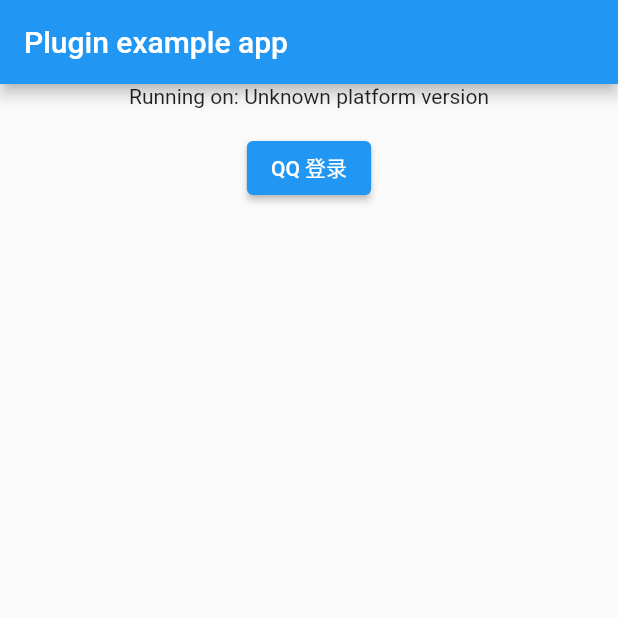
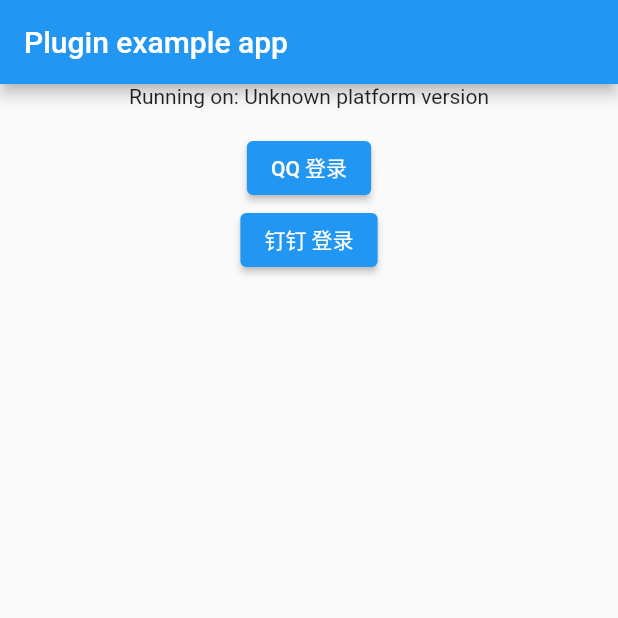
Before and after one commit to aichiko0225/flutter_umeng_ushare, a Flutter app: the screen it shows after launch, after a tap on "QQ 登录", on a phone screen of 412 x 824 dp, the top half of it. Run offline on Flutter 3.47's test engine with Material 2 defaults, Android fonts, the phone set to English and light mode, and no system bars.

Commit message:
iOS QQ登录

```diff
--- a/example/lib/main.dart
+++ b/example/lib/main.dart
@@ -38,8 +38,8 @@ class _MyAppState extends State<MyApp> {
       platformVersion = 'Failed to get platform version.';
     }
 
-    UMengShare.initUMConfigure(const UMApiKey(iosKey: '61b83443e014255fcbb29434', androidKey: '61b83403e014255fcbb29404'), 'com.example.flutterUmengUshareExample');
-    UMengShare.setPlatform(UMPlatform.QQ, appId: '1112081613', appSecret: '4nbEGzAjsz0b9ioL', universalLink:'https://cc.umeng.com');
+    UMengShare.initUMConfigure(const UMApiKey(iosKey: '61b83443e014255fcbb29434', androidKey: '61b83403e014255fcbb29404'), 'com.example.umengUshareExample');
+    UMengShare.setPlatform(UMPlatform.QQ, appId: '1112081613', appSecret: '4nbEGzAjsz0b9ioL', universalLink:'https://bhb6sl.jgmlink.cn/qq_conn/1112081613');
 
     // If the widget was removed from the tree while the asynchronous platform
     // message was in flight, we want to discard the reply rather than calling
@@ -64,14 +64,16 @@ class _MyAppState extends State<MyApp> {
               Text('Running on: $_platformVersion\n'),
               ElevatedButton(onPressed: (){
                 _loginForQQ();
-              }, child: Text('QQ 登录'))
+              }, child: const Text('QQ 登录')),
+              ElevatedButton(onPressed: (){
+                _loginForDingDing();
+              }, child: const Text('钉钉 登录'))
             ],
           )
         ),
       ),
     );
   }
-
 
   _loginForQQ() async {
     try {
@@ -85,7 +87,7 @@ class _MyAppState extends State<MyApp> {
           debugPrint('用户取消');
           break;
         case 'SUCCESS':
-
+          debugPrint(resut.toString());
           break;
         default:
         break;
@@ -94,4 +96,8 @@ class _MyAppState extends State<MyApp> {
       debugPrint(error.toString());
     }
   }
+
+  _loginForDingDing() async {
+    debugPrint('钉钉暂不支持第三方登录');
+  }
 }
```
Also changed, not shown: 5 other files.
